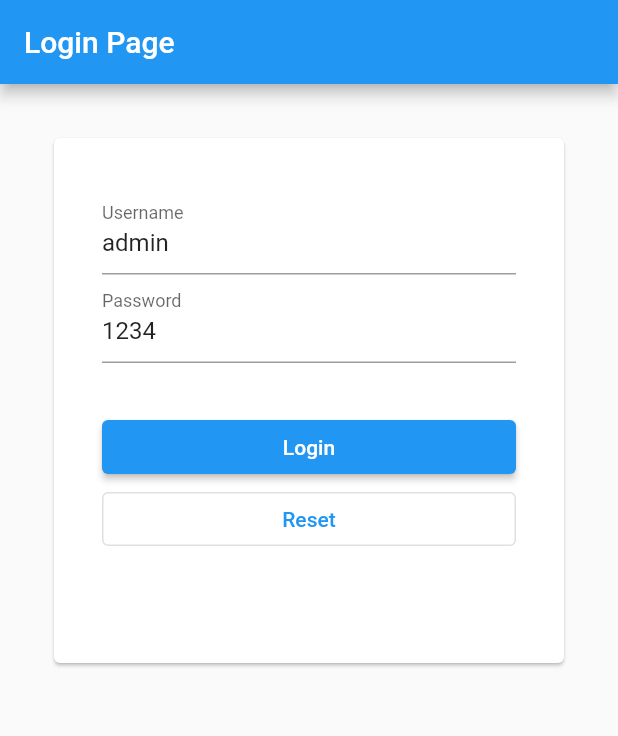
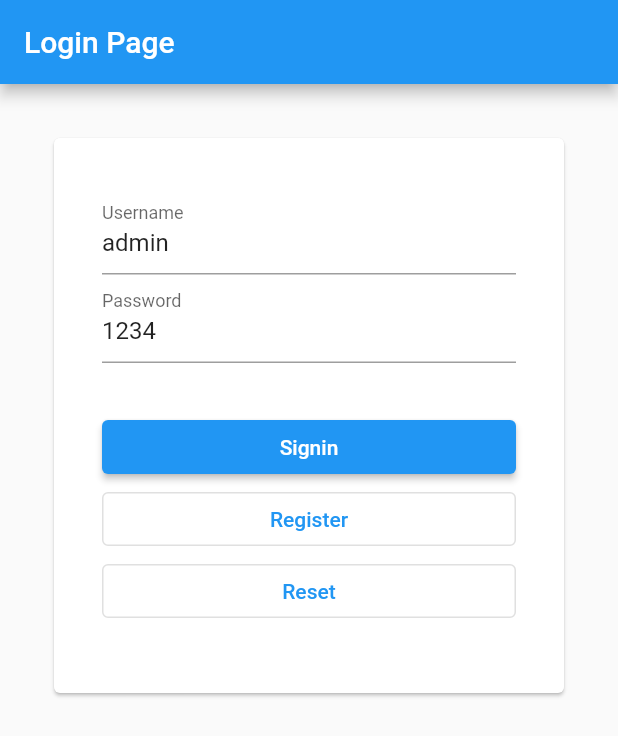
Before and after one commit to Boonyarit-siol/Demo, a Flutter app: the screen it shows after launch, on a phone screen of 412 x 824 dp. Shown: the top 736 px of the screen. Run offline on Flutter 3.47's test engine with Material 2 defaults, Android fonts, the phone set to English and light mode, and no system bars.

```diff
--- a/lib/src/app.dart
+++ b/lib/src/app.dart
@@ -1,5 +1,7 @@
 import 'package:flutter/material.dart';
+import 'package:my_app/src/pages/home/home_page.dart';
 import 'package:my_app/src/pages/login/login_page.dart';
+import 'package:my_app/src/pages/routes.dart';
 
 class MyApp extends StatelessWidget {
   const MyApp({Key? key}) : super(key: key);
@@ -8,7 +10,9 @@ class MyApp extends StatelessWidget {
   Widget build(BuildContext context) {
     return MaterialApp(
       title: "MyApp",
+      routes: AppRoute.all,
       home: LoginPage(),
+
     );
   }
 }
--- a/lib/src/pages/login/login_page.dart
+++ b/lib/src/pages/login/login_page.dart
@@ -1,4 +1,5 @@
 import 'package:flutter/material.dart';
+import 'package:my_app/src/pages/routes.dart';
 
 class LoginPage extends StatefulWidget {
   const LoginPage({Key? key}) : super(key: key);
@@ -30,9 +31,9 @@ class _LoginPageState extends State<LoginPage> {
           child: Padding(
             padding: const EdgeInsets.all(32.0),
             child: Card(
-              child : Container(
+              child: Container(
                   padding: const EdgeInsets.all(32),
-              height: 350,
+                  height: 370,
                   child: Column(
                     // ยืดปุ่ม login & reset
                     crossAxisAlignment: CrossAxisAlignment.stretch,
@@ -43,16 +44,17 @@ class _LoginPageState extends State<LoginPage> {
                       ),
                       ..._buildButtons()
                     ], // ...เพื่อถอด array ออกมา],
-              )
-              ),
+                  )),
             ),
           )),
     );
   }
 
   void _handaleClickLogin() {
-    print(
-        "Dev:Login with ${_usernameController.text}, ${_passwordController.text}) ");
+  //   print(
+  //       "Dev:Login with ${_usernameController.text}, ${_passwordController.text}) ");
+    Navigator.pushNamed(context, AppRoute.home);
+        // link to home_page.dart
   }
 
   void _handaleClickReset() {
@@ -77,9 +79,14 @@ class _LoginPageState extends State<LoginPage> {
     return [
       ElevatedButton(
         onPressed: _handaleClickLogin,
-        child: Text("Login"),
+        child: Text("Signin"),
       ),
-      OutlinedButton(onPressed: _handaleClickReset, child: Text("Reset"))
+      OutlinedButton(onPressed: _handaleClickRegister, child: Text("Register")),
+      OutlinedButton(onPressed: _handaleClickReset, child: Text("Reset")),
     ];
   }
+
+  void _handaleClickRegister() {
+    Navigator.pushNamed(context, AppRoute.register);
   }
+}
--- /dev/null
+++ b/lib/src/pages/routes.dart
@@ -0,0 +1,14 @@
+import 'package:flutter/material.dart';
+import 'home/home_page.dart';
+import 'login/login_page.dart';
+import 'register/register_page.dart';
+class AppRoute {
+  static const home = 'home';
+  static const login = 'login';
+  static const register = 'register';
+    static get all=> <String, WidgetBuilder>{
+      login : (context) => const LoginPage(),
+      home : (context) => const HomePage(),
+      register: (context) => const RegisterPage(),
+    };
+}
```
Also changed, not shown: lib/src/pages/home/home_page.dart (added, +19 -0 lines), lib/src/pages/register/register_page.dart (added, +15 -0 lines). Lines whose indentation alone changed are shown as unchanged.
